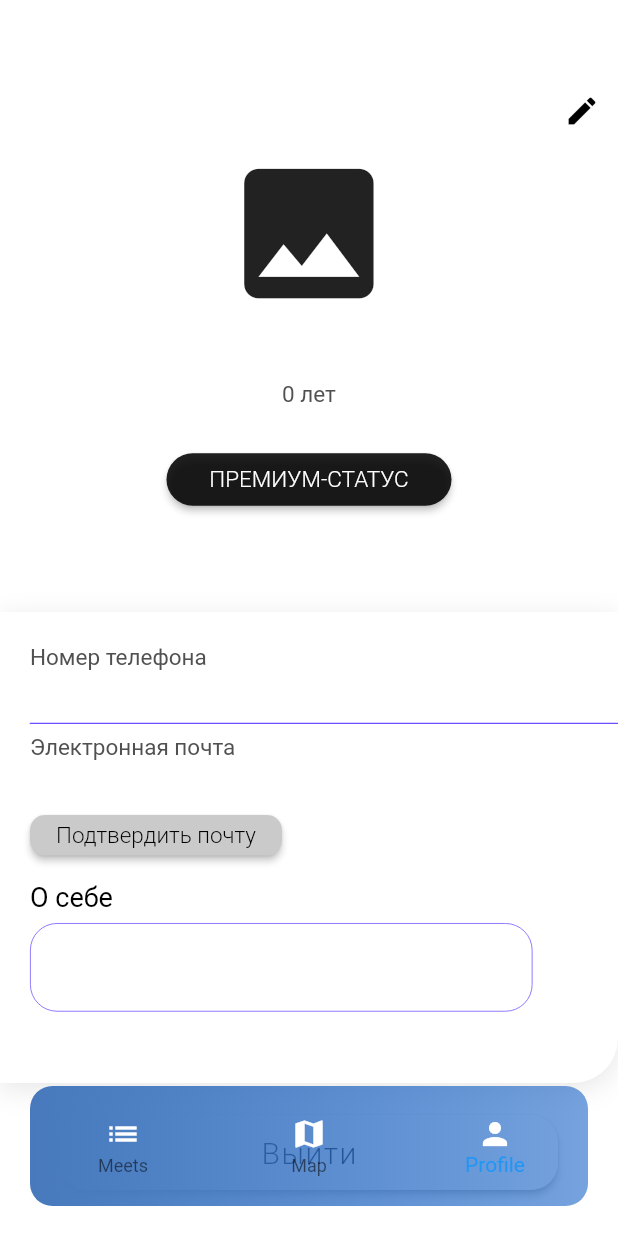
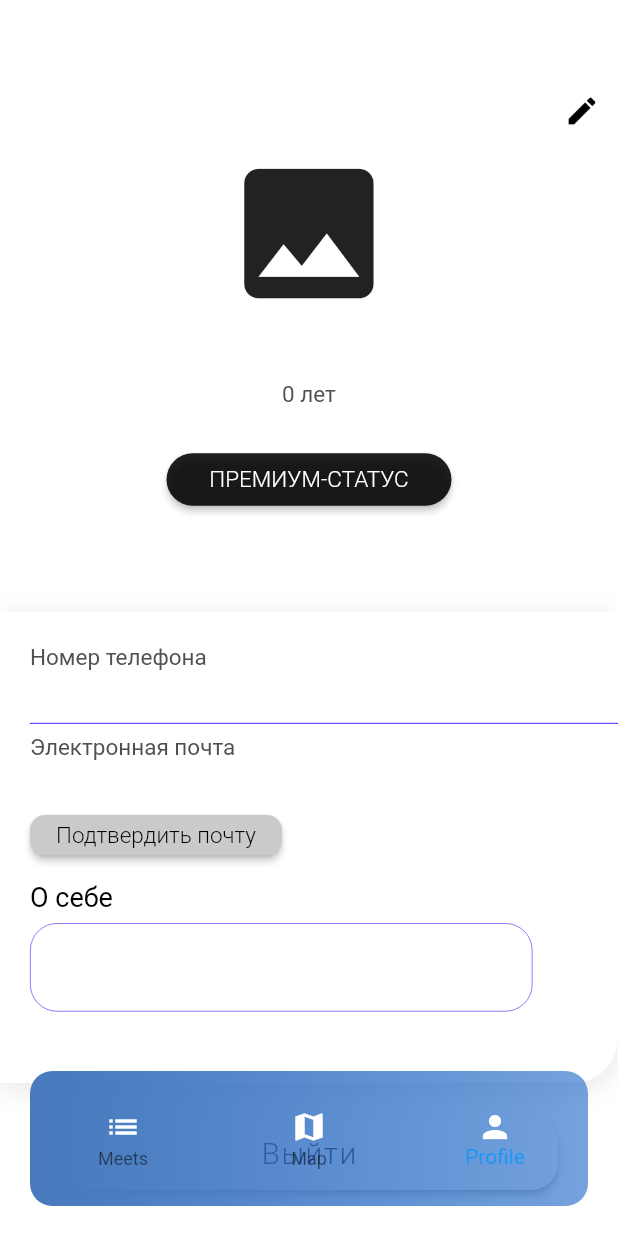
Before and after one commit to anpoda-agency/quick_meet, a Flutter app: the ProfilePage screen opened by its route, on a phone screen of 412 x 824 dp. Run offline on Flutter 3.47's test engine with Material 2 defaults, Android fonts, the phone set to English and light mode, and no system bars; our stand-ins replace cached_network_image, dio, flutter_bloc, flutter_native_splash, geolocator, get_it and 5 more; missing offline and left inert: yandex_mapkit; accounts and stored records are empty; Roboto replaces fonts that are missing (Comfortaa, SF Pro Text).

Commit message:
first_build_for_ios

```diff
--- a/lib/core/constants.dart
+++ b/lib/core/constants.dart
@@ -9,10 +9,10 @@ abstract class AppConstants {
   static const bool makeCurlClipboard = false;
 
   // base url
-  static const String baseUrl = "http://84.201.167.133:8080/api/v1";
+  static const String baseUrl = "http://84.201.155.146:8080/api/v1";
 
   // url for get image
-  static const String baseImageUrl = "http://84.201.167.133:9000/";
+  static const String baseImageUrl = "http://84.155.146.133:9000/";
 
   //activation-code-controller urls
   static const String sendUrl = "/auth/code/send";
--- a/lib/features/home/home_page.dart
+++ b/lib/features/home/home_page.dart
@@ -25,7 +25,7 @@ class ScaffoldNavBar extends StatelessWidget {
                   right: 0,
                   bottom: 20,
                   child: Container(
-                    height: 80,
+                    height: 90,
                     margin: const EdgeInsets.only(left: 20, right: 20),
                     decoration: BoxDecoration(
                       gradient: LinearGradient(colors: [
```
Also changed, not shown: pubspec.lock, 12 other files.
